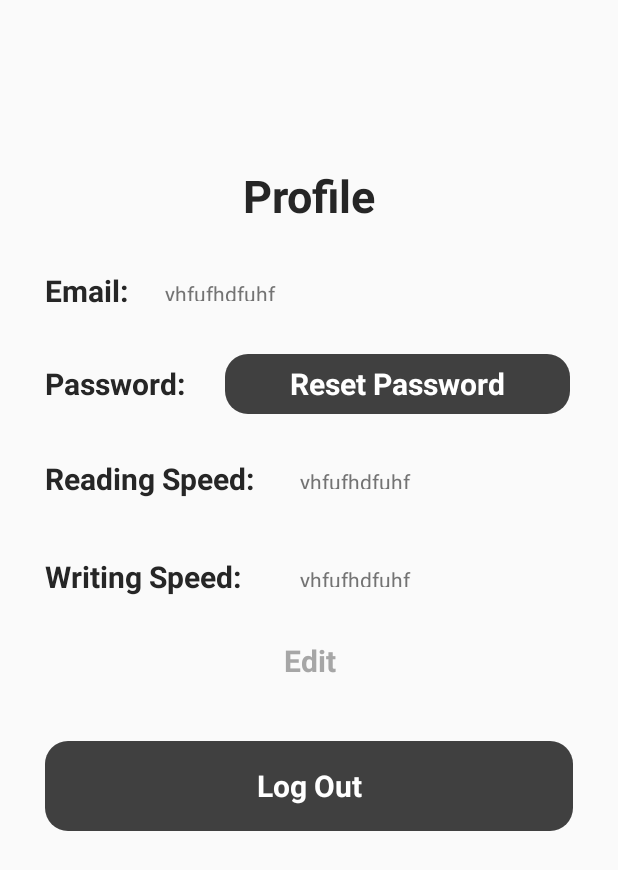
After one commit to ArrsDesign/O-Clock, an Android app: the Profile screen opened directly, with no data from a screen before it, on a phone screen of 412 x 824 dp. The commit adds this screen. Shown: the top 870 px of the screen. Run offline under Robolectric (Android 15) with nearby library versions, the phone set to English and light mode, and no system bars.

Commit message:
Profile made

```diff
--- a/app/src/main/AndroidManifest.xml
+++ b/app/src/main/AndroidManifest.xml
@@ -9,7 +9,8 @@
         android:roundIcon="@mipmap/ic_launcher_round"
         android:supportsRtl="true"
         android:theme="@style/AppTheme">
-        <activity android:name=".Home"></activity>
+        <activity android:name=".Profile"></activity>
+        <activity android:name=".Home" />
         <activity android:name=".Register" />
         <activity android:name=".MainActivity">
             <intent-filter>
--- /dev/null
+++ b/app/src/main/java/com/example/oclock/Profile.java
@@ -0,0 +1,14 @@
+package com.example.oclock;
+
+import androidx.appcompat.app.AppCompatActivity;
+
+import android.os.Bundle;
+
+public class Profile extends AppCompatActivity {
+
+    @Override
+    protected void onCreate(Bundle savedInstanceState) {
+        super.onCreate(savedInstanceState);
+        setContentView(R.layout.activity_profile);
+    }
+}
--- /dev/null
+++ b/app/src/main/res/layout/activity_profile.xml
@@ -0,0 +1,174 @@
+<?xml version="1.0" encoding="utf-8"?>
+<LinearLayout xmlns:android="http://schemas.android.com/apk/res/android"
+    xmlns:app="http://schemas.android.com/apk/res-auto"
+    xmlns:tools="http://schemas.android.com/tools"
+    android:layout_width="match_parent"
+    android:layout_height="match_parent"
+    android:layout_marginLeft="30dp"
+    android:layout_marginRight="30dp"
+    android:layout_marginTop="30dp"
+    android:layout_marginBottom="30dp"
+    android:orientation="vertical"
+    tools:context=".MainActivity">
+
+    <ScrollView
+        android:layout_width="match_parent"
+        android:layout_height="match_parent">
+        <LinearLayout
+            android:layout_width="match_parent"
+            android:orientation="vertical"
+            android:layout_height="match_parent">
+
+            <!--Register Title-->
+            <TextView
+                android:layout_width="match_parent"
+                android:layout_height="wrap_content"
+                android:layout_marginTop="80dp"
+                android:text="Profile"
+                android:textColor="@color/titles"
+                android:textStyle="bold"
+                android:textSize="30dp"
+                android:gravity="center"/>
+        <LinearLayout
+            android:layout_width="match_parent"
+            android:layout_height="wrap_content"
+            android:orientation="horizontal">
+
+            <!--Email Title-->
+            <TextView
+                android:layout_width="60dp"
+                android:layout_height="40dp"
+                android:textSize="20dp"
+                android:layout_marginRight="20dp"
+                android:textStyle="bold"
+                android:text="Email:"
+                android:layout_marginTop="20dp"
+                android:textColor="@color/titles"/>
+
+            <!--Saved Email-->
+            <TextView
+                android:id="@+id/emailSaved"
+                android:textSize="14dp"
+                android:text="yhfufhdfuhf"
+                android:textStyle="normal"
+                android:layout_width="270dp"
+                android:layout_height="45dp"
+                android:paddingVertical="15dp"
+                android:textColor="@color/text"
+                android:layout_marginTop="20dp"/>
+        </LinearLayout>
+
+            <LinearLayout
+                android:layout_width="match_parent"
+                android:layout_height="wrap_content"
+                android:orientation="horizontal">
+
+                <!--Password Title-->
+                <TextView
+                    android:layout_width="100dp"
+                    android:layout_height="40dp"
+                    android:textSize="20dp"
+                    android:layout_marginRight="20dp"
+                    android:textStyle="bold"
+                    android:text="Password:"
+                    android:layout_marginTop="20dp"
+                    android:textColor="@color/titles"/>
+
+                <!--Reset Password Button-->
+                <Button
+                    android:id="@+id/resetPassword"
+                    android:layout_width="230dp"
+                    android:layout_height="40dp"
+                    android:layout_marginTop="20dp"
+                    android:background="@drawable/rounded_rectangle"
+                    android:text="Reset Password"
+                    android:textStyle="bold"
+                    android:gravity="center"
+                    android:textSize="20dp"
+                    android:textColor="#ffffff"/>
+            </LinearLayout>
+
+            <LinearLayout
+                android:layout_width="match_parent"
+                android:layout_height="wrap_content"
+                android:orientation="horizontal">
+                <!--Reading Speed Title-->
+                <TextView
+                    android:layout_width="150dp"
+                    android:layout_height="40dp"
+                    android:textSize="20dp"
+                    android:textStyle="bold"
+                    android:text="Reading Speed:"
+                    android:layout_marginTop="20dp"
+                    android:textColor="@color/titles"
+                    android:layout_marginRight="20dp"/>
+
+                <!--Reading Speed Save-->
+                <TextView
+                    android:id="@+id/readingSpeedSave"
+                    android:textSize="14dp"
+                    android:text="yhfufhdfuhf"
+                    android:textStyle="normal"
+                    android:layout_width="270dp"
+                    android:layout_height="45dp"
+                    android:paddingVertical="15dp"
+                    android:textColor="@color/text"
+                    android:layout_marginTop="20dp"/>
+            </LinearLayout>
+
+            <LinearLayout
+                android:layout_width="match_parent"
+                android:layout_height="wrap_content"
+                android:orientation="horizontal">
+                <!--Reading Speed Title-->
+                <TextView
+                    android:layout_width="150dp"
+                    android:layout_height="40dp"
+                    android:textSize="20dp"
+                    android:textStyle="bold"
+                    android:text="Writing Speed:"
+                    android:layout_marginTop="20dp"
+                    android:textColor="@color/titles"
+                    android:layout_marginRight="20dp"/>
+
+                <!--Reading Speed Save-->
+                <TextView
+                    android:id="@+id/writingSpeedSave"
+                    android:textSize="14dp"
+                    android:text="yhfufhdfuhf"
+                    android:textStyle="normal"
+                    android:layout_width="270dp"
+                    android:layout_height="45dp"
+                    android:paddingVertical="15dp"
+                    android:textColor="@color/text"
+                    android:layout_marginTop="20dp"/>
+            </LinearLayout>
+
+            <!--Edit Link-->
+            <TextView
+                android:id="@+id/editLink"
+                android:layout_width="match_parent"
+                android:layout_height="wrap_content"
+                android:layout_marginTop="20dp"
+                android:text="Edit"
+                android:textColor="@color/links"
+                android:textStyle="bold"
+                android:textSize="20dp"
+                android:gravity="center"/>
+
+            <!--Log Out Button-->
+            <Button
+                android:id="@+id/registerButton"
+                android:layout_width="match_parent"
+                android:layout_height="60dp"
+                android:layout_marginTop="40dp"
+                android:background="@drawable/rounded_rectangle"
+                android:text="Log Out"
+                android:textStyle="bold"
+                android:gravity="center"
+                android:textSize="20dp"
+                android:textColor="#ffffff"/>
+
+        </LinearLayout>
+    </ScrollView>
+</LinearLayout>
--- a/app/src/main/res/layout/activity_register.xml
+++ b/app/src/main/res/layout/activity_register.xml
@@ -10,10 +10,11 @@
     android:layout_marginBottom="30dp"
     android:orientation="vertical"
     tools:context=".MainActivity">
-
+<!--
     <ScrollView
     android:layout_width="match_parent"
     android:layout_height="match_parent">
+    -->
         <LinearLayout
         android:layout_width="match_parent"
         android:orientation="vertical"
@@ -23,7 +24,6 @@
         <TextView
         android:layout_width="match_parent"
         android:layout_height="wrap_content"
-        android:layout_marginTop="80dp"
         android:text="Register"
         android:textColor="@color/titles"
         android:textStyle="bold"
@@ -114,7 +114,7 @@
             <!--Drop Down Selection-->
             <Spinner
                 android:id="@+id/readingDropDown"
-                android:layout_width="180dp"
+                android:layout_width="178dp"
                 android:layout_height="40dp"
                 android:layout_marginTop="20dp"
                 android:background="@android:drawable/btn_dropdown"
@@ -139,7 +139,7 @@
                 <!--Drop Down Selection-->
                 <Spinner
                     android:id="@+id/writingDropDown"
-                    android:layout_width="180dp"
+                    android:layout_width="178dp"
                     android:layout_height="40dp"
                     android:layout_marginTop="20dp"
                     android:background="@android:drawable/btn_dropdown"
@@ -172,5 +172,7 @@
         android:gravity="center"/>
 
         </LinearLayout>
+    <!--
     </ScrollView>
+    -->
 </LinearLayout>
```
